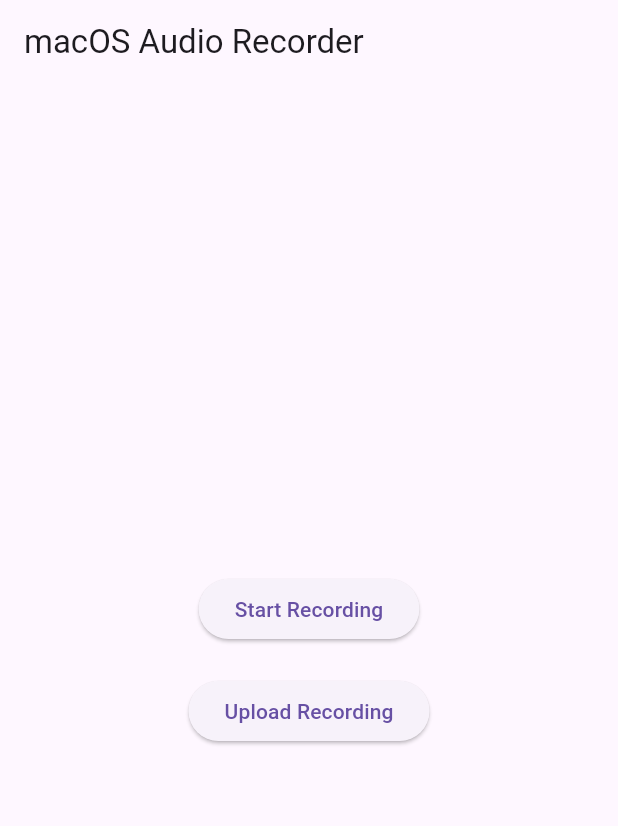
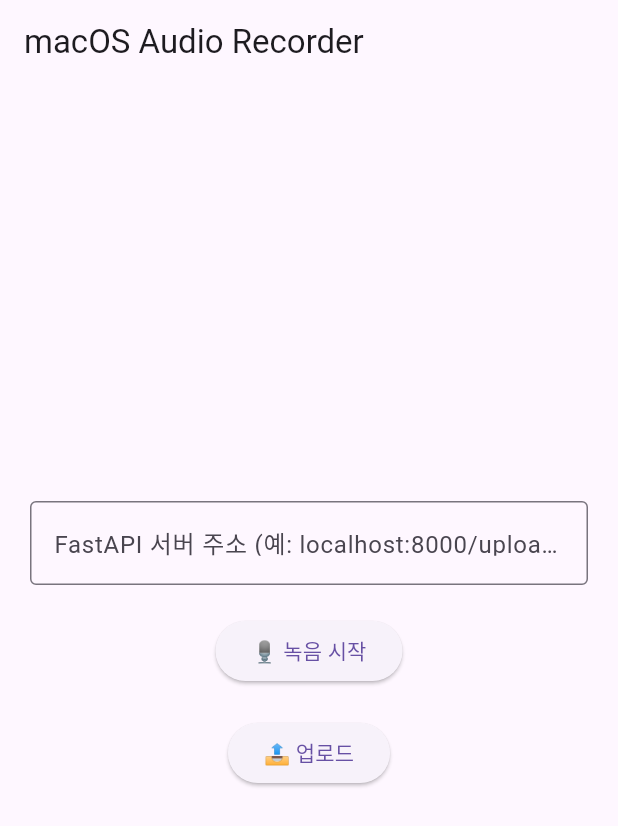
Before and after one commit to kuper0201/meeting_llm, a Flutter app: the screen it shows after launch, on a phone screen of 412 x 824 dp. Shown: the top 826 px of the screen. Run offline on Flutter 3.47's test engine with Material 3 defaults, Android fonts, the light colour scheme and no system bars; missing offline and left inert: record.

Commit message:
update url edit

```diff
--- a/lib/main.dart
+++ b/lib/main.dart
@@ -13,6 +13,11 @@
   final _recorder = AudioRecorder();
   bool _isRecording = false;
   String? _filePath;
+
+  bool _isUploading = false;
+  String _uploadStatus = ""; // 메시지 상태
+
+  final TextEditingController _URLTextController = TextEditingController();
 
   String generateTimestampedFilename({String extension = "wav"}) {
     final now = DateTime.now();
@@ -31,24 +36,28 @@
       String tempDir;
 
       if (Platform.isAndroid) {
-        // Android: /storage/emulated/0/Documents/YourApp
         final directory = Directory('/storage/emulated/0/Documents/MeetingRecorder');
         if (!await directory.exists()) {
           await directory.create(recursive: true);
         }
         tempDir = directory.path;
+      } else if (Platform.isLinux) {
+        final directory = Directory('${Platform.environment['HOME']}/MeetingRecorder');
+        if (!await directory.exists()) {
+          await directory.create(recursive: true);
+        }
+        tempDir = directory.path;
       } else {
-        // macOS: 내부 문서 디렉토리
         tempDir = (await getApplicationDocumentsDirectory()).path;
       }
 
-      // 파일 이름은 년월일_시분초 형식
       _filePath = '$tempDir/${generateTimestampedFilename()}';
 
       await _recorder.start(const RecordConfig(), path: _filePath!);
 
       setState(() {
         _isRecording = true;
+        _uploadStatus = "";
       });
     } else {
       print("Permission denied.");
@@ -65,15 +74,35 @@
   Future<void> _uploadRecording() async {
     if (_filePath == null || !File(_filePath!).existsSync()) return;
 
-    var uri = Uri.parse('http://<YOUR_FASTAPI_SERVER>:8000/upload-audio/');
+    setState(() {
+      _isUploading = true;
+      _uploadStatus = "업로드 중...";
+    });
+
+    try {
+      var uri = Uri.parse('http://${_URLTextController.text}');
       var request = http.MultipartRequest('POST', uri);
       request.files.add(await http.MultipartFile.fromPath('file', _filePath!));
 
       var response = await request.send();
+
       if (response.statusCode == 200) {
-      print("Upload successful!");
+        setState(() {
+          _uploadStatus = "✅ 업로드 성공!";
+        });
       } else {
-      print("Upload failed: ${response.statusCode}");
+        setState(() {
+          _uploadStatus = "❌ 업로드 실패 (코드: ${response.statusCode})";
+        });
+      }
+    } catch (e) {
+      setState(() {
+        _uploadStatus = "❌ 업로드 중 오류 발생: $e";
+      });
+    } finally {
+      setState(() {
+        _isUploading = false;
+      });
     }
   }
 
@@ -82,19 +111,43 @@
     return Scaffold(
       appBar: AppBar(title: Text("macOS Audio Recorder")),
       body: Center(
+        child: Padding(
+          padding: const EdgeInsets.all(20),
           child: Column(
             mainAxisAlignment: MainAxisAlignment.center,
             children: [
-            ElevatedButton(
-              onPressed: _isRecording ? _stopRecording : _startRecording,
-              child: Text(_isRecording ? "Stop Recording" : "Start Recording"),
+              TextField(
+                controller: _URLTextController,
+                decoration: InputDecoration(
+                  labelText: "FastAPI 서버 주소 (예: localhost:8000/upload-audio/)",
+                  border: OutlineInputBorder(),
+                ),
               ),
               SizedBox(height: 20),
               ElevatedButton(
-              onPressed: _uploadRecording,
-              child: Text("Upload Recording"),
+                onPressed: _isRecording ? _stopRecording : _startRecording,
+                child: Text(_isRecording ? "🛑 녹음 중지" : "🎙️ 녹음 시작"),
+              ),
+              SizedBox(height: 20),
+              ElevatedButton(
+                onPressed: _isUploading ? null : _uploadRecording,
+                child: Text("📤 업로드"),
+              ),
+              SizedBox(height: 20),
+              if (_isUploading) CircularProgressIndicator(),
+              if (_uploadStatus.isNotEmpty)
+                Padding(
+                  padding: const EdgeInsets.only(top: 16.0),
+                  child: Text(
+                    _uploadStatus,
+                    style: TextStyle(
+                      fontSize: 16,
+                      color: _uploadStatus.contains("성공") ? Colors.green : Colors.redAccent,
+                    ),
+                  ),
                 ),
             ],
+          ),
         ),
       ),
     );
```
Lines whose indentation alone changed are shown as unchanged.
